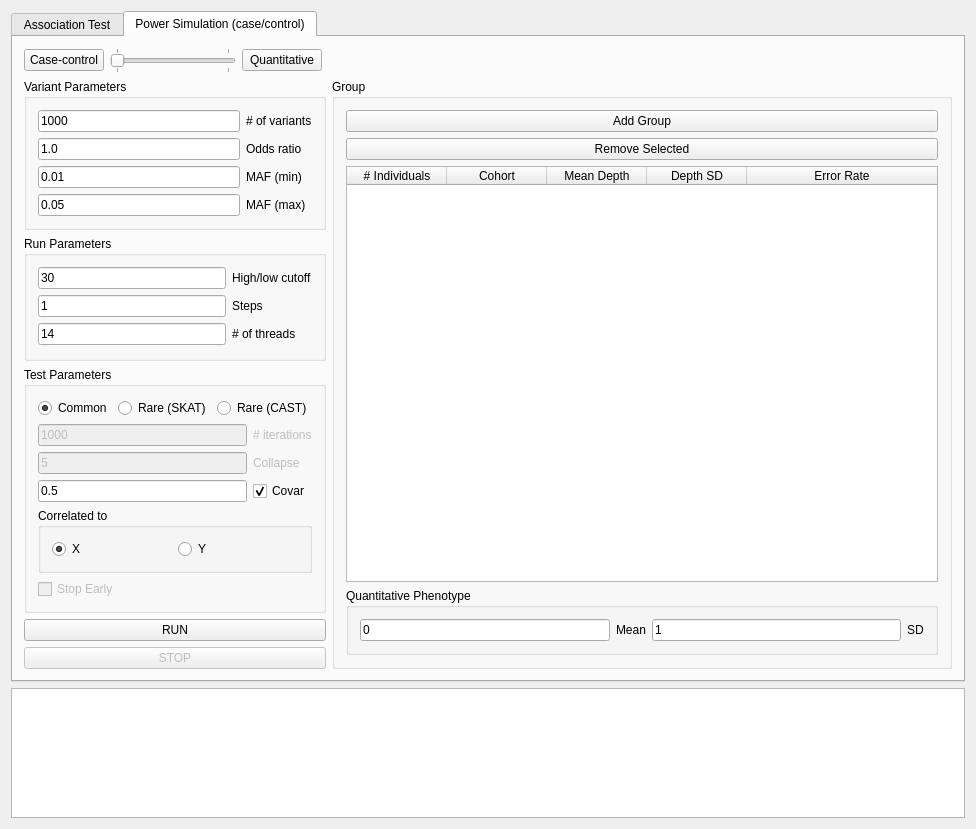
First picture: the form in gui/ui/mainwindow.ui, repository ScottMastro/VikNGS, before the edit.
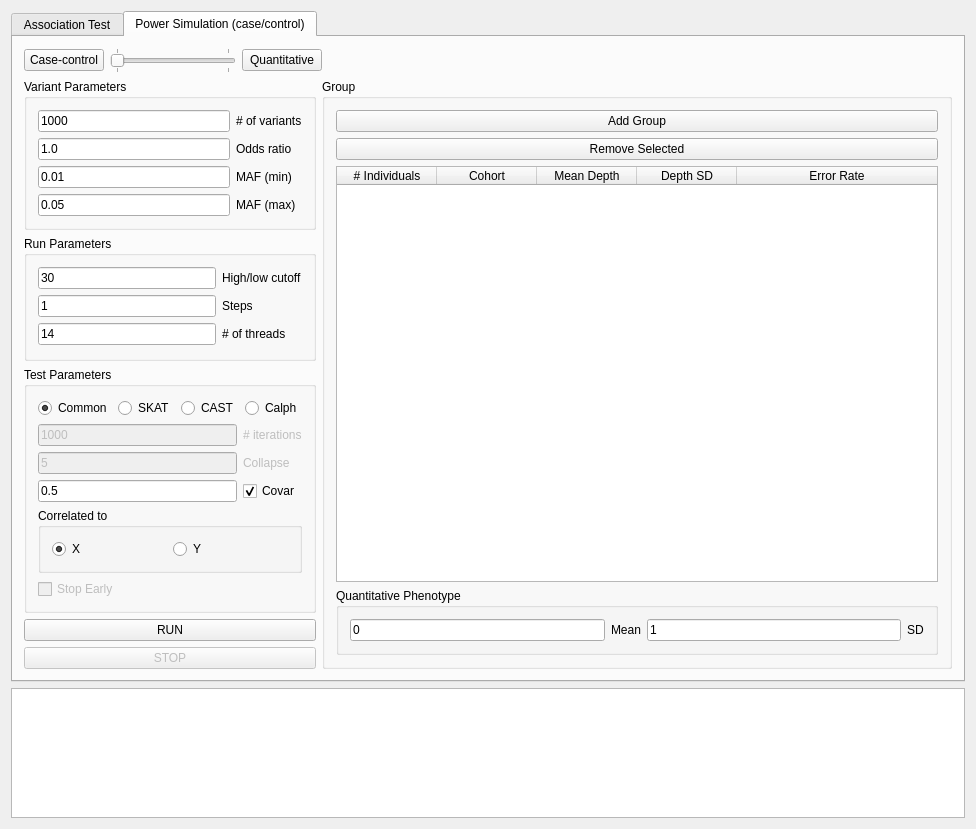
Second picture: the form after the edit.

Commit message: added notifications and calpha to simulation

The edit to the form file:
```diff
--- a/gui/ui/mainwindow.ui
+++ b/gui/ui/mainwindow.ui
@@ -880,7 +880,7 @@
                    <item>
                     <widget class="QRadioButton" name="sim_testRareSkatBtn">
                      <property name="text">
-                      <string>Rare (SKAT)</string>
+                      <string>SKAT</string>
                      </property>
                      <property name="checked">
                       <bool>false</bool>
@@ -890,13 +890,20 @@
                    <item>
                     <widget class="QRadioButton" name="sim_testRareCastBtn">
                      <property name="text">
-                      <string>Rare (CAST)</string>
+                      <string>CAST</string>
                      </property>
                      <property name="checked">
                       <bool>false</bool>
                      </property>
                     </widget>
                    </item>
+                   <item>
+                    <widget class="QRadioButton" name="sim_testRareCalphaBtn">
+                     <property name="text">
+                      <string>Calph</string>
+                     </property>
+                    </widget>
+                   </item>
                   </layout>
                  </item>
                 </layout>
```
The commit also changes 5 other files.
